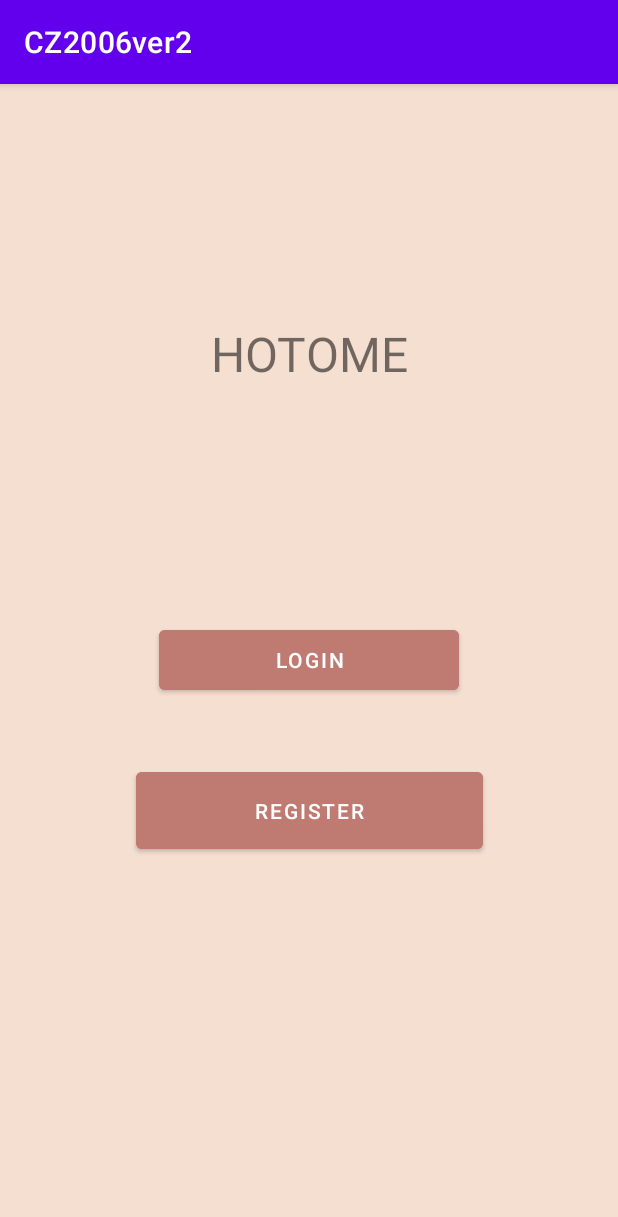
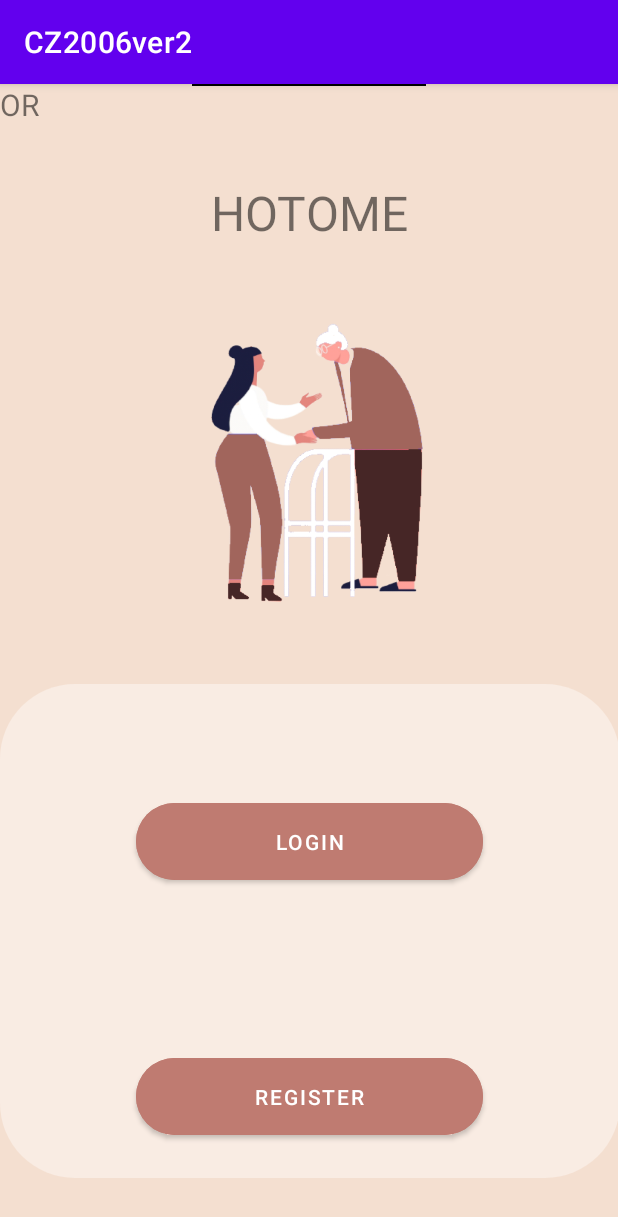
Before and after one commit to kombucha7/CZ2006, an Android app: the screen it shows after launch (MainActivity), on a phone screen of 412 x 824 dp. Shown: the top 1217 px of the screen. Run offline under Robolectric (Android 15) with nearby library versions, the phone set to English and light mode, and no system bars.

Commit message:
Added Start Page(UNFINISHED)

```diff
--- a/CZ2006ver2/app/src/main/res/drawable/roundedcorners.xml
+++ b/CZ2006ver2/app/src/main/res/drawable/roundedcorners.xml
@@ -1,5 +1,5 @@
 <?xml version="1.0" encoding="utf-8"?>
 <shape xmlns:android="http://schemas.android.com/apk/res/android">
     <corners  android:radius="50dp"/>
-    <solid android:color="@color/button" />
+    <solid android:color="@color/backgroundpre" />
 </shape>
--- a/CZ2006ver2/app/src/main/res/layout/activity_main.xml
+++ b/CZ2006ver2/app/src/main/res/layout/activity_main.xml
@@ -7,7 +7,9 @@
     android:background="@color/background"
     tools:context=".MainActivity">
 
-    <TextView
+
+    <com.google.android.material.textview.MaterialTextView
+        android:id="@+id/hotomelogo"
         android:layout_width="wrap_content"
         android:layout_height="wrap_content"
         android:text="HOTOME"
@@ -16,37 +18,97 @@
         app:layout_constraintLeft_toLeftOf="parent"
         app:layout_constraintRight_toRightOf="parent"
         app:layout_constraintTop_toTopOf="parent"
-        app:layout_constraintVertical_bias="0.218" />
+        app:layout_constraintVertical_bias="0.088"
+        />
 
-    <Button
-        android:id="@+id/button"
-        android:layout_width="200dp"
-        android:layout_height="52dp"
+    <ImageView
+        android:id="@+id/startpageimage"
+        android:layout_width="271dp"
+        android:layout_height="253dp"
+        android:layout_marginStart="60dp"
+        android:layout_marginTop="104dp"
+        android:layout_marginEnd="80dp"
+        android:layout_marginBottom="374dp"
+        android:src="@drawable/output_onlinepngtools__3__removebg_preview"
+        app:layout_constraintBottom_toBottomOf="parent"
+        app:layout_constraintEnd_toEndOf="parent"
+        app:layout_constraintHorizontal_bias="10.0"
+        app:layout_constraintStart_toStartOf="parent"
+        app:layout_constraintTop_toTopOf="parent"
+        app:layout_constraintVertical_bias="0.0" />
+
+    <View
+        android:id="@+id/bottom_background"
+        android:layout_width="413dp"
+        android:layout_height="329dp"
+        android:layout_below="@+id/hotomelogo"
+        android:layout_alignParentBottom="true"
+        android:layout_marginTop="400dp"
+        android:layout_marginBottom="2dp"
+        android:background="@drawable/roundedcorners"
+        app:layout_constraintBottom_toBottomOf="parent"
+        app:layout_constraintEnd_toEndOf="parent"
+        app:layout_constraintStart_toStartOf="parent"
+        app:layout_constraintTop_toTopOf="parent"
+        app:layout_constraintVertical_bias="0.0" />
+
+    <com.google.android.material.button.MaterialButton
+        android:id="@+id/loginbutton"
+        android:layout_width="231dp"
+        android:layout_height="63dp"
+        android:layout_alignParentLeft="true"
+        android:layout_alignParentTop="true"
+        android:backgroundTint="@color/button"
+        android:text="Login"
+        android:textColor="@color/white"
+        app:cornerRadius="50dp"
         app:layout_constraintBottom_toBottomOf="parent"
         app:layout_constraintLeft_toLeftOf="parent"
         app:layout_constraintRight_toRightOf="parent"
         app:layout_constraintTop_toTopOf="parent"
-        android:text="Login"
-        android:layout_alignParentLeft="true"
-        android:layout_alignParentTop="true"
-        android:backgroundTint="@color/button"
-        tools:layout_editor_absoluteX="105dp"
-        tools:layout_editor_absoluteY="328dp"
+        app:layout_constraintVertical_bias="0.672"
         tools:ignore="MissingConstraints" />
 
-    <Button
-        android:id="@+id/button2"
+    <com.google.android.material.button.MaterialButton
+        android:id="@+id/regbutton"
         android:layout_width="231dp"
         android:layout_height="63dp"
+        android:layout_marginTop="200dp"
+        android:backgroundTint="@color/button"
+        android:text="Register"
+        app:cornerRadius="50dp"
         app:layout_constraintBottom_toBottomOf="parent"
         app:layout_constraintLeft_toLeftOf="parent"
         app:layout_constraintRight_toRightOf="parent"
         app:layout_constraintTop_toTopOf="parent"
-        android:layout_marginTop="200dp"
-        android:backgroundTint="@color/button"
-        android:text="Register"
-        tools:layout_editor_absoluteX="90dp"
-        tools:layout_editor_absoluteY="497dp"
+        app:layout_constraintVertical_bias="0.878"
         tools:ignore="MissingConstraints" />
 
+    <com.google.android.material.divider.MaterialDivider
+        android:id="@+id/dividerleft"
+        android:layout_width="wrap_content"
+        android:layout_height="wrap_content"
+        app:dividerColor="@color/black"
+        app:dividerInsetEnd="128dp"
+        app:dividerInsetStart="128dp"
+        tools:layout_editor_absoluteX="-119dp"
+        tools:layout_editor_absoluteY="560dp" />
+
+    <com.google.android.material.divider.MaterialDivider
+        android:id="@+id/dividerright"
+        android:layout_width="wrap_content"
+        android:layout_height="wrap_content"
+        app:dividerColor="@color/black"
+        app:dividerInsetEnd="128dp"
+        app:dividerInsetStart="128dp"
+        tools:layout_editor_absoluteX="119dp"
+        tools:layout_editor_absoluteY="560dp" />
+
+    <com.google.android.material.textview.MaterialTextView
+        android:layout_width="28dp"
+        android:layout_height="30dp"
+        android:text="OR"
+        android:textSize="20dp"
+        tools:layout_editor_absoluteX="191dp"
+        tools:layout_editor_absoluteY="549dp" />
 </androidx.constraintlayout.widget.ConstraintLayout>
```
